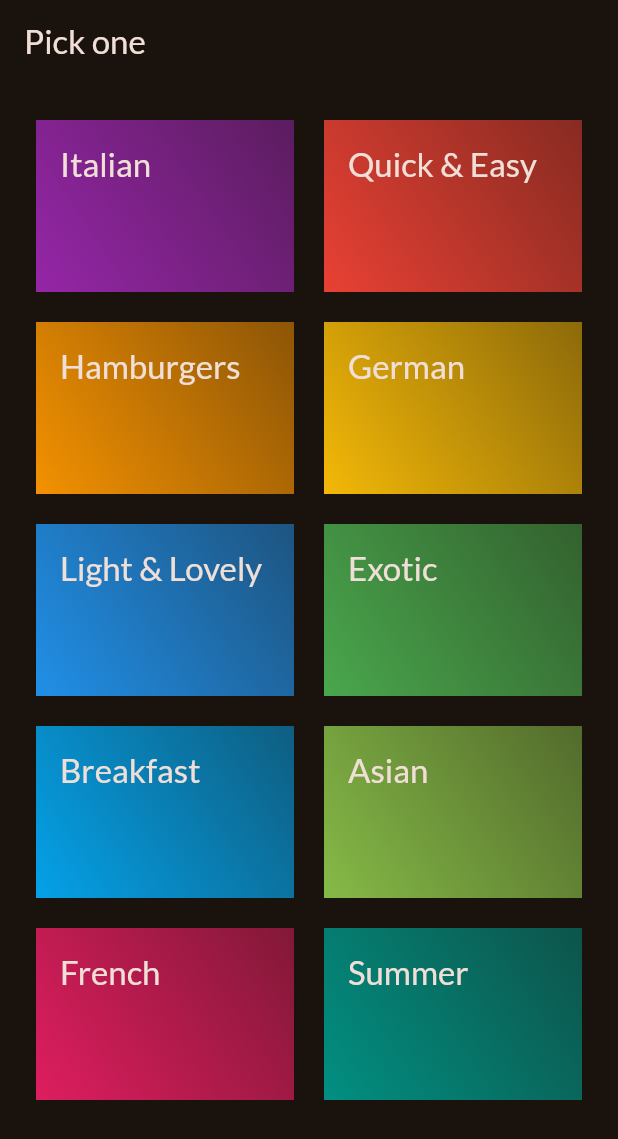
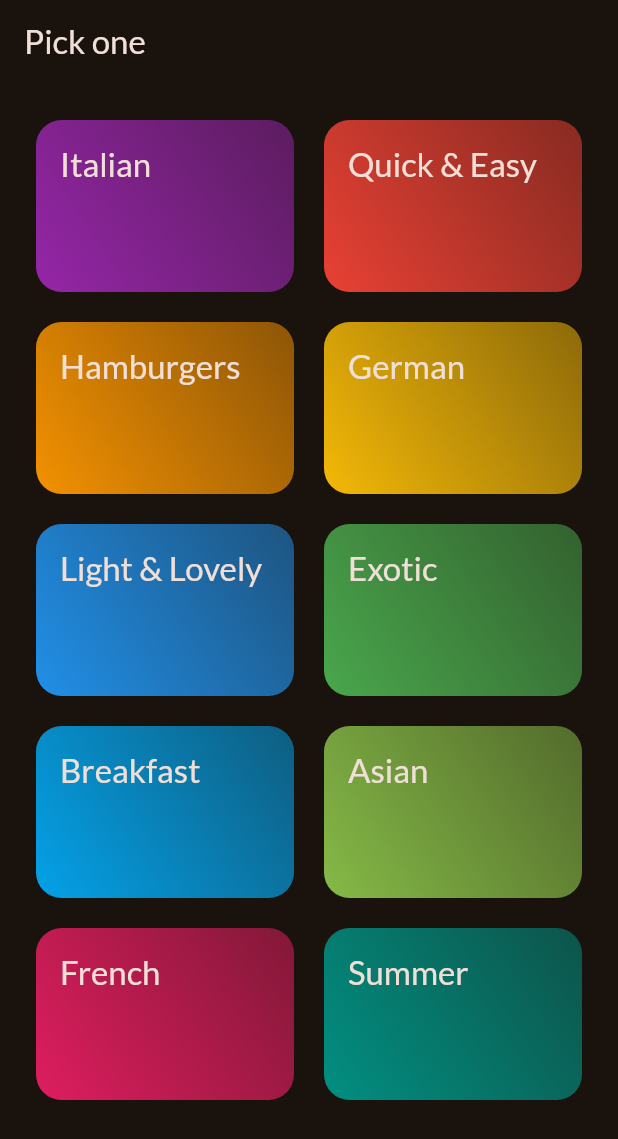
Before and after one commit to REBjr13/meals_app, a Flutter app: the screen it shows after launch, on a phone screen of 412 x 824 dp. Shown: the top 1139 px of the screen. Run offline on Flutter 3.47's test engine with Material 3 defaults, Android fonts, the phone set to English and light mode, and no system bars; our stand-ins replace google_fonts.

```diff
--- a/lib/widgets/category_grid_item.dart
+++ b/lib/widgets/category_grid_item.dart
@@ -10,9 +10,14 @@ class CategoryGridItem extends StatelessWidget {
 
   @override
   Widget build(BuildContext context) {
-    return Container(
+    return InkWell(
+      onTap: (){},
+      splashColor: Theme.of(context).primaryColor,
+      borderRadius: BorderRadius.circular(17),
+      child: Container(
         padding: EdgeInsets.all(16),
         decoration: BoxDecoration(
+          borderRadius: BorderRadius.circular(17),
           gradient: LinearGradient(
             colors: [
               category.color.withValues(alpha: 0.5),
@@ -28,6 +33,7 @@ class CategoryGridItem extends StatelessWidget {
             color: Theme.of(context).colorScheme.onSurface,
           ),
         ),
+      ),
     );
   }
 }
```
Lines whose indentation alone changed are shown as unchanged.
